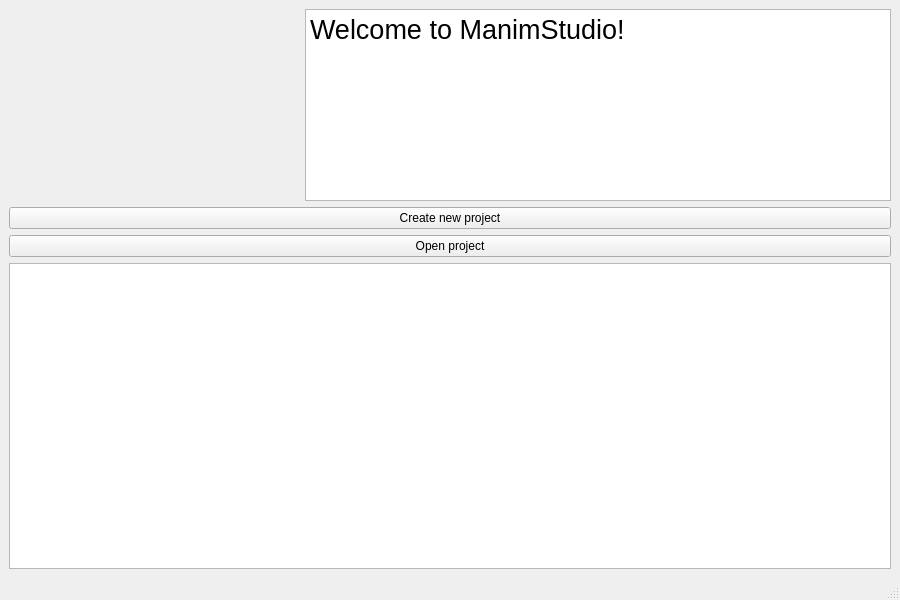
Qt form src/ui/welcome.ui (AniMathIO/ManimStudio) before a commit.
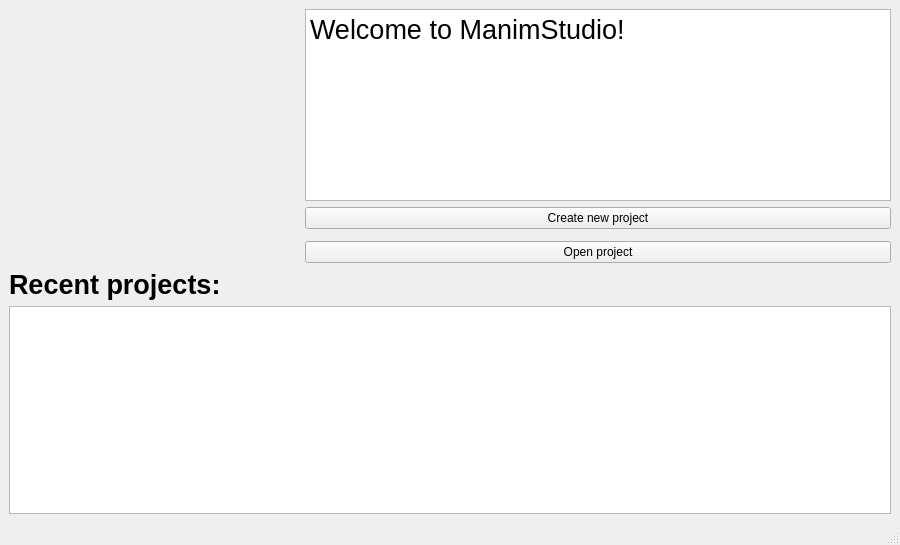
The same form after that commit. Icons and pictures are not drawn.

Commit message: feat(app): implemented base design

Diff of the .ui file:
```diff
--- a/src/ui/welcome.ui
+++ b/src/ui/welcome.ui
@@ -7,7 +7,7 @@
     <x>0</x>
     <y>0</y>
     <width>900</width>
-    <height>600</height>
+    <height>545</height>
    </rect>
   </property>
   <property name="windowTitle">
@@ -15,23 +15,39 @@
   </property>
   <widget class="QWidget" name="centralwidget">
    <layout class="QGridLayout" name="gridLayout_2">
+    <item row="1" column="0">
+     <widget class="QLabel" name="recentProjectsLabel">
+      <property name="font">
+       <font>
+        <pointsize>20</pointsize>
+        <bold>true</bold>
+       </font>
+      </property>
+      <property name="text">
+       <string>Recent projects:</string>
+      </property>
+     </widget>
+    </item>
+    <item row="2" column="0">
+     <widget class="QTableView" name="recentProjectsTableView">
+      <property name="sizePolicy">
+       <sizepolicy hsizetype="Expanding" vsizetype="Expanding">
+        <horstretch>0</horstretch>
+        <verstretch>0</verstretch>
+       </sizepolicy>
+      </property>
+     </widget>
+    </item>
     <item row="0" column="0">
      <layout class="QGridLayout" name="gridLayout" rowstretch="0,0,0,0,0" columnstretch="0,0,0,0">
-      <item row="4" column="1" colspan="3">
+      <item row="3" column="2" colspan="2">
        <widget class="QPushButton" name="openProjectBtn">
         <property name="text">
          <string>Open project</string>
         </property>
        </widget>
       </item>
-      <item row="2" column="1" colspan="3">
-       <widget class="QPushButton" name="newProjectBtn">
-        <property name="text">
-         <string>Create new project</string>
-        </property>
-       </widget>
-      </item>
-      <item row="0" column="2" rowspan="2" colspan="2">
+      <item row="0" column="2" colspan="2">
        <widget class="QTextEdit" name="textEdit">
         <property name="sizePolicy">
          <sizepolicy hsizetype="MinimumExpanding" vsizetype="MinimumExpanding">
@@ -60,7 +76,14 @@
         </property>
        </widget>
       </item>
-      <item row="0" column="1">
+      <item row="1" column="2" colspan="2">
+       <widget class="QPushButton" name="newProjectBtn">
+        <property name="text">
+         <string>Create new project</string>
+        </property>
+       </widget>
+      </item>
+      <item row="0" column="1" rowspan="4">
        <widget class="QLabel" name="label">
         <property name="enabled">
          <bool>true</bool>
@@ -73,8 +96,8 @@
         </property>
         <property name="minimumSize">
          <size>
-          <width>100</width>
-          <height>100</height>
+          <width>200</width>
+          <height>200</height>
          </size>
         </property>
         <property name="maximumSize">
@@ -125,9 +148,6 @@
       </item>
      </layout>
     </item>
-    <item row="1" column="0">
-     <widget class="QListView" name="recentProjectsListView"/>
-    </item>
    </layout>
   </widget>
   <widget class="QMenuBar" name="menubar">
```
Left out of the diff: 12 changed lines with no effect on the pictures. The commit also changes 4 other files.
